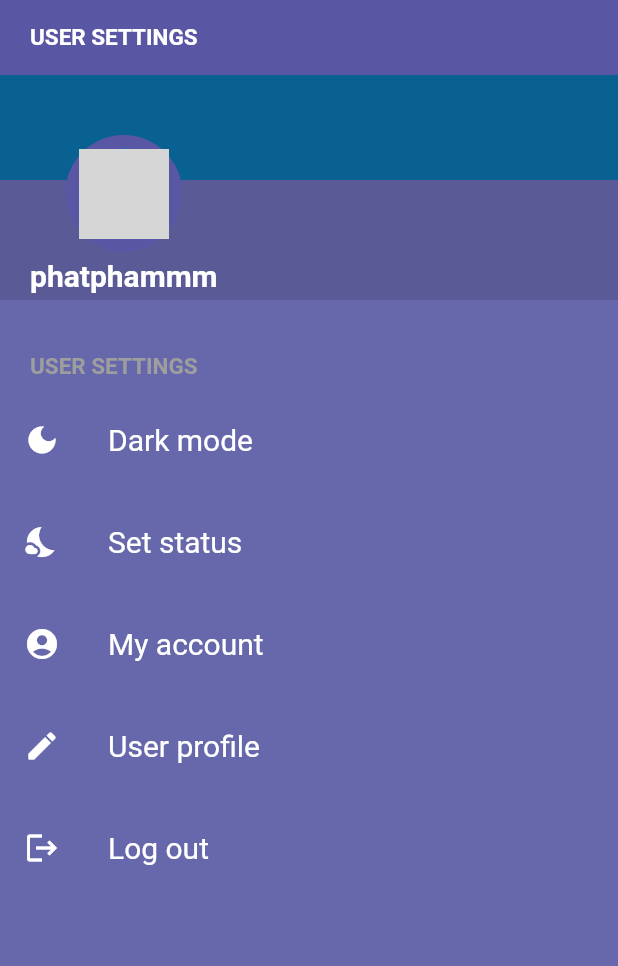
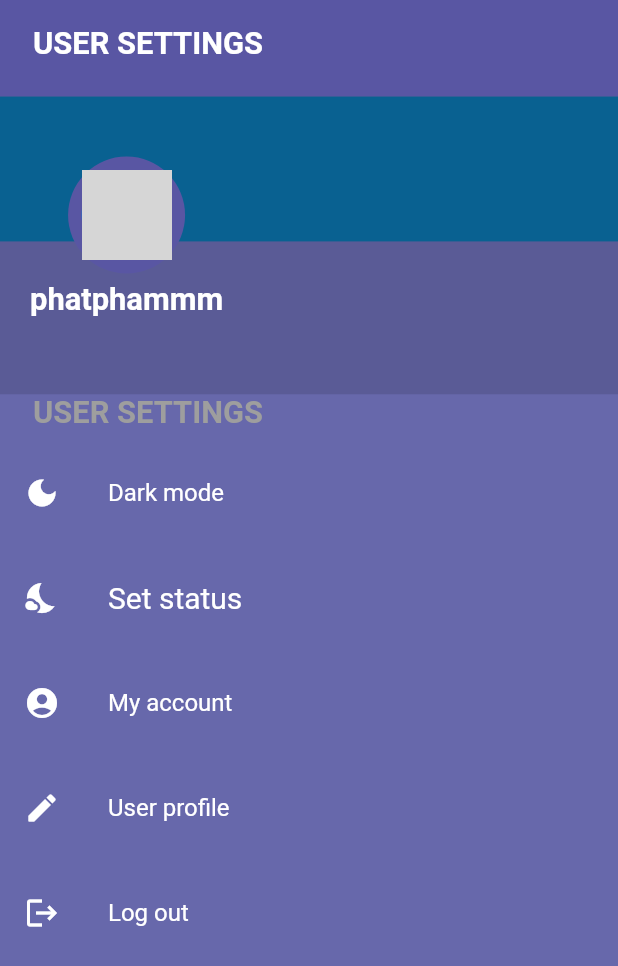
Before and after one commit to nnaaaa/DisneyChatApp, a Flutter app: the screen it shows after launch, after a tap on "My account", on a phone screen of 412 x 824 dp. Shown: the top 966 px of the screen. Run offline on Flutter 3.47's test engine with Material 2 defaults, Android fonts, the phone set to English and light mode, and no system bars; our stand-ins replace device_preview, dio, flutter_dotenv, flutter_hooks, flutter_settings_screens, form_validator and 5 more; missing offline and left inert: bottom_drawer, dart:ffi, flutter_redux_hooks, redux_toolkit; network calls fail; Roboto replaces fonts that are missing (Poppins); grey boxes are pictures that could not be loaded.

Commit message:
#22 - fix fontsize & color

```diff
--- a/lib/screens/authenticate/login/local.dart
+++ b/lib/screens/authenticate/login/local.dart
@@ -1,4 +1,3 @@
-
 import 'package:disneymobile/apis/auth.dart';
 import 'package:disneymobile/screens/authenticate/login/google.dart';
 import 'package:disneymobile/screens/home/home.dart' show HomeScreen;
--- /dev/null
+++ b/lib/screens/listChannel/component/channel.dart
@@ -0,0 +1,38 @@
+import 'package:disneymobile/styles/responsive.dart';
+import 'package:flutter/material.dart';
+
+class Channel extends StatefulWidget {
+  final String nameChannel;
+  const Channel({Key? key, required this.nameChannel}) : super(key: key);
+
+  @override
+  State<Channel> createState() => _ChannelState();
+}
+
+class _ChannelState extends State<Channel> {
+  @override
+  Widget build(BuildContext context) {
+    return Container(
+      child: GestureDetector(
+        child: Container(
+          margin: EdgeInsets.only(
+              bottom: ResponsiveUtil.height(15),
+              left: ResponsiveUtil.width(50),
+              right: ResponsiveUtil.width(20)),
+          decoration: BoxDecoration(
+            borderRadius: new BorderRadius.circular(16.0),
+          ),
+          child: Row(
+            // mainAxisAlignment: MainAxisAlignment.spaceBetween,
+            children: [
+              Icon(Icons.chat_outlined),
+              SizedBox(width: ResponsiveUtil.width(10)),
+              Text(widget.nameChannel),
+            ],
+          ),
+        ),
+        onTap: () {},
+      ),
+    );
+  }
+}
--- a/lib/screens/setting/component/buildMenuItem.dart
+++ b/lib/screens/setting/component/buildMenuItem.dart
@@ -1,26 +1,25 @@
-import 'dart:ffi';
-
 import 'package:disneymobile/styles/color.dart';
+import 'package:disneymobile/styles/responsive.dart';
 import 'package:flutter/cupertino.dart';
 import 'package:flutter/material.dart';
 import 'package:flutter/src/foundation/key.dart';
 import 'package:flutter/src/widgets/framework.dart';
 import 'package:flutter_redux_hooks/flutter_redux_hooks.dart';
+import 'package:disneymobile/styles/responsive.dart' show ResponsiveUtil;
 
-// ignore: camel_case_types
 class buildMenuItem extends StatelessWidget {
-  const buildMenuItem(
+  buildMenuItem(
       {Key? key,
       required this.text,
       required this.icon,
       this.onClicked,
-      this.fontSize,
+      this.fontSize = 16,//ResponsiveUtil.getResponsiveFontSize(14),
       this.color})
       : super(key: key);
   final String text;
   final IconData icon;
   final VoidCallback? onClicked;
-  final double? fontSize;
+  final double fontSize;
   final Color? color;
   @override
   Widget build(BuildContext context) {
--- a/lib/screens/setting/component/setStatus.dart
+++ b/lib/screens/setting/component/setStatus.dart
@@ -4,7 +4,6 @@ import 'buildMenuItem.dart';
 
 class SetStatus extends StatelessWidget {
   const SetStatus({Key? key}) : super(key: key);
-
   @override
   Widget build(BuildContext context) {
     Future<void> showmenu() async {
--- a/lib/screens/setting/setting.dart
+++ b/lib/screens/setting/setting.dart
@@ -1,4 +1,3 @@
-import 'dart:ui';
 import 'package:bottom_drawer/bottom_drawer.dart';
 import 'package:disneymobile/APIs/auth.dart';
 import 'package:disneymobile/APIs/user.dart';
@@ -11,6 +10,7 @@ import 'package:disneymobile/screens/setting/component/setStatus.dart';
 import 'package:disneymobile/states/rootState.dart';
 import 'package:disneymobile/states/slices/user.dart';
 import 'package:disneymobile/styles/color.dart';
+import 'package:disneymobile/styles/responsive.dart';
 import 'package:disneymobile/widgets/avatar.dart';
 import 'package:disneymobile/widgets/button.dart' show CustomButton;
 import 'package:flutter_redux_hooks/flutter_redux_hooks.dart';
@@ -18,6 +18,8 @@ import 'package:settings_ui/settings_ui.dart';
 import 'package:flutter_settings_screens/flutter_settings_screens.dart';
 import 'package:flutter_hooks/flutter_hooks.dart'
     show useEffect, StatefulHookWidget;
+import 'package:disneymobile/styles/responsive.dart' show ResponsiveUtil;
+import 'package:disneymobile/APIs/dio.dart' show Token;
 import 'package:flutter/material.dart';
 
 class SettingScreen extends StatefulHookWidget {
@@ -30,10 +32,11 @@ class SettingScreen extends StatefulHookWidget {
 
 class _SettingScreenState extends State<SettingScreen> {
   late bool isLoading;
+
   @override
   void initState() {
+    isLoading = true;
     super.initState();
-    isLoading = true;
   }
 
   final name = 'phatphammm';
@@ -41,7 +44,7 @@ class _SettingScreenState extends State<SettingScreen> {
   final urlImage =
       'https://static.chotot.com/storage/chotot-kinhnghiem/c2c/2021/03/d2ea8e0b-cho-husky-sibir.jpg';
   static const padding = EdgeInsets.symmetric(horizontal: 0);
-  //final padding = const EdgeInsets.all(20);
+
   @override
   Widget build(BuildContext context) {
     final user = useSelector<RootState, User?>((state) => state.user);
@@ -54,13 +57,13 @@ class _SettingScreenState extends State<SettingScreen> {
         child: ListView(
           children: <Widget>[
             Container(
-              padding: const EdgeInsets.fromLTRB(20, 16, 0, 0),
-              height: 50,
+              padding: EdgeInsets.fromLTRB(ResponsiveUtil.width(20), ResponsiveUtil.height(16), 0, 0),
+              height: ResponsiveUtil.height(60),
               color: CustomColor.bluemagenta,
-              child: const Text(
+              child: Text(
                 'USER SETTINGS',
                 style: TextStyle(
-                  fontSize: 15,
+                  fontSize: ResponsiveUtil.getResponsiveFontSize(15),
                   fontWeight: FontWeight.w600,
                   color: Colors.white,
                 ),
@@ -69,11 +72,11 @@ class _SettingScreenState extends State<SettingScreen> {
             Stack(
               children: <Widget>[
                 Container(
-                  height: 150,
+                  height: ResponsiveUtil.height(185),
                   color: Colors.black12,
                 ),
                 Container(
-                  height: 70,
+                  height: ResponsiveUtil.height(90),
                   alignment: Alignment.bottomCenter,
                   color: CustomColor.darkblue,
                 ),
@@ -88,12 +91,12 @@ class _SettingScreenState extends State<SettingScreen> {
                         backgroundColor: CustomColor.bluemagenta,
                         child: Avatar(profile: urlImage),
                       ),
-                      const SizedBox(height: 4),
+                      SizedBox(height: ResponsiveUtil.height(5)),
                       Text(
                         textAlign: TextAlign.justify,
                         name,
-                        style: const TextStyle(
-                            fontSize: 20,
+                        style: TextStyle(
+                            fontSize: ResponsiveUtil.getResponsiveFontSize(15),
                             fontWeight: FontWeight.bold,
                             color: Colors.white,
                             fontFamily: 'Poppins'),
@@ -104,11 +107,11 @@ class _SettingScreenState extends State<SettingScreen> {
               ],
             ),
             Container(
-              padding: const EdgeInsets.only(left: 20),
-              child: const Text(
+              padding: EdgeInsets.only(left: ResponsiveUtil.width(20)),
+              child: Text(
                 'USER SETTINGS',
                 style: TextStyle(
-                  fontSize: 15,
+                  fontSize: ResponsiveUtil.getResponsiveFontSize(15),
                   fontWeight: FontWeight.bold,
                   color: Colors.grey,
                 ),
@@ -116,36 +119,32 @@ class _SettingScreenState extends State<SettingScreen> {
             ),
             Column(
               children: [
-                const SizedBox(height: 12),
+                SizedBox(height: ResponsiveUtil.height(13)),
                 buildMenuItem(
                   text: 'Dark mode',
                   color: colorIcon,
-                  fontSize: 20,
                   icon: Icons.dark_mode,
                   onClicked: () => selectedItem(context, 0),
                 ),
-                const SizedBox(height: 12),
+                SizedBox(height: ResponsiveUtil.height(13)),
                 const SetStatus(),
-                const SizedBox(height: 12),
+                SizedBox(height: ResponsiveUtil.height(13)),
                 buildMenuItem(
                   text: 'My account',
-                  fontSize: 20,
                   color: colorIcon,
                   icon: Icons.account_circle,
                   onClicked: () => selectedItem(context, 2),
                 ),
-                const SizedBox(height: 12),
+                SizedBox(height: ResponsiveUtil.height(13)),
                 buildMenuItem(
                   text: 'User profile',
-                  fontSize: 20,
                   color: colorIcon,
                   icon: Icons.edit_rounded,
                   onClicked: () => selectedItem(context, 3),
                 ),
-                const SizedBox(height: 12),
+                SizedBox(height: ResponsiveUtil.height(13)),
                 buildMenuItem(
                   text: 'Log out',
-                  fontSize: 20,
                   color: colorIcon,
                   icon: Icons.logout,
                   onClicked: () => selectedItem(context, 4),
@@ -169,9 +168,6 @@ class _SettingScreenState extends State<SettingScreen> {
           ),
         ));
         break;
-      case 1: // Set status(online, idle, do not disturb,..)
-
-        break;
       case 2: // My account
 
         break;
@@ -179,7 +175,8 @@ class _SettingScreenState extends State<SettingScreen> {
 
         break;
       case 4: // log out
-
+        Token.removeToken();
+        Navigator.of(context).pushNamed(AuthScreen.route);
         break;
     }
   }
--- a/lib/widgets/avatar.dart
+++ b/lib/widgets/avatar.dart
@@ -1,9 +1,11 @@
-//import 'package:disneymobile/dumpModels/dumpChat.dart';
 import 'package:flutter/material.dart';
+import 'package:disneymobile/styles/responsive.dart' show ResponsiveUtil;
+
 
 class Avatar extends StatelessWidget {
   const Avatar({Key? key, required this.profile}) : super(key: key);
   final String profile;
+
   @override
   Widget build(BuildContext context) {
     return Stack(
@@ -16,13 +18,13 @@ class Avatar extends StatelessWidget {
           right: 0,
           bottom: 0,
           child: Container(
-            height: 16,
-            width: 16,
+            height: ResponsiveUtil.height(20),
+            width:  ResponsiveUtil.width(20),
             decoration: BoxDecoration(
               color: Color(0xFF00BF6D),
               shape: BoxShape.circle,
               border: Border.all(
-                  color: Theme.of(context).scaffoldBackgroundColor, width: 3),
+                  color: Theme.of(context).scaffoldBackgroundColor, width: ResponsiveUtil.width(3)),
             ),
           ),
         )
```
